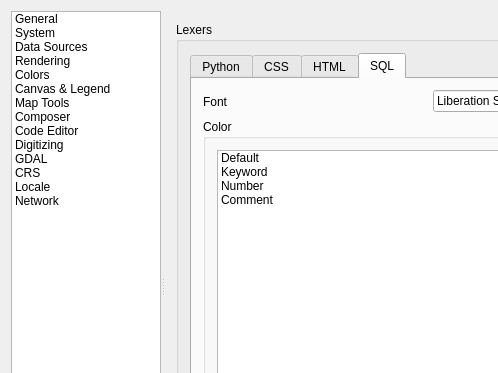
Before: the Qt Designer form src/ui/qgsoptionsbase.ui in slarosa/QGIS, drawn with Qt 5; both pictures show x 0 to 498 and y 0 to 373 of the 800 by 600 pixel window.
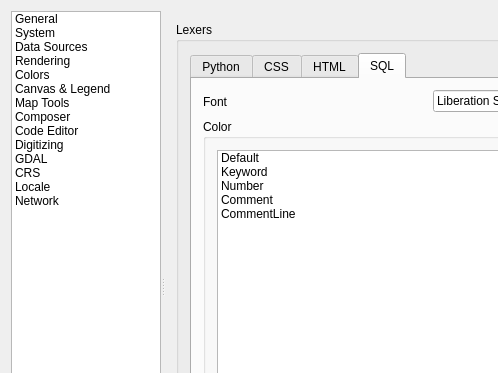
After: the same form once the commit is applied. The open tabs and pages were chosen to show the change. Icons and pictures are not drawn. Custom widgets are drawn as their Qt base class.

The edit to the form file:
```diff
--- a/src/ui/qgsoptionsbase.ui
+++ b/src/ui/qgsoptionsbase.ui
@@ -4068,6 +4068,11 @@
                              <string>Comment</string>
                             </property>
                            </item>
+                           <item>
+                            <property name="text">
+                             <string>CommentLine</string>
+                            </property>
+                           </item>
                           </widget>
                          </item>
                          <item row="0" column="1">
```
Left out of the diff: 18 changed lines with no effect on the pictures.
